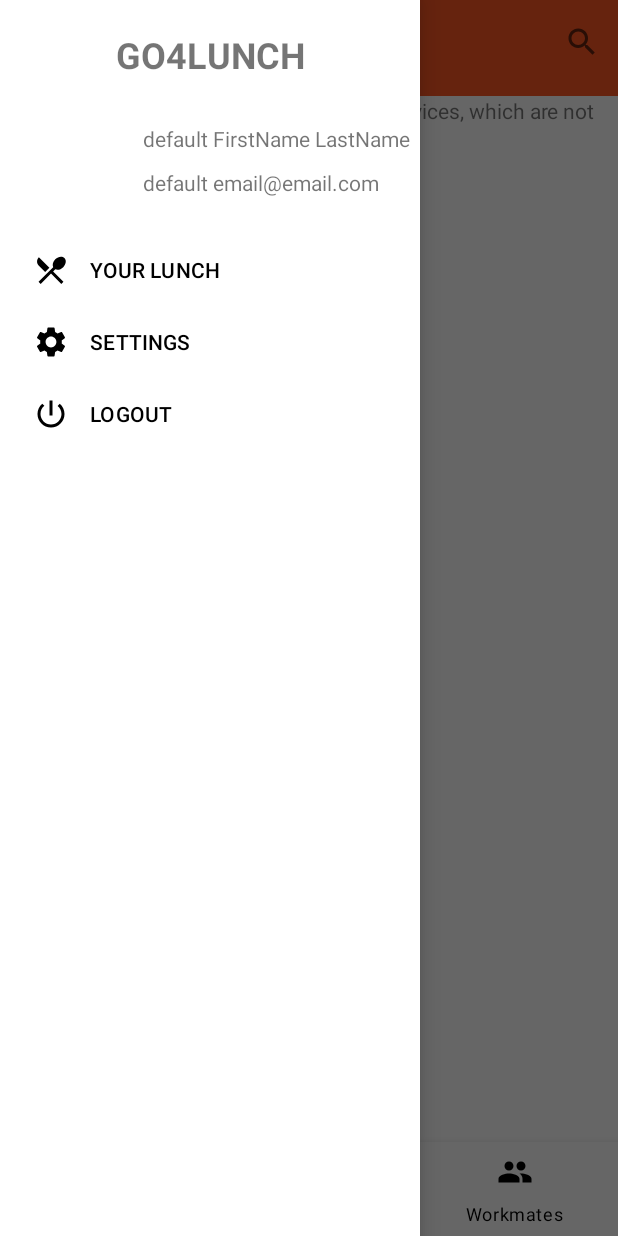
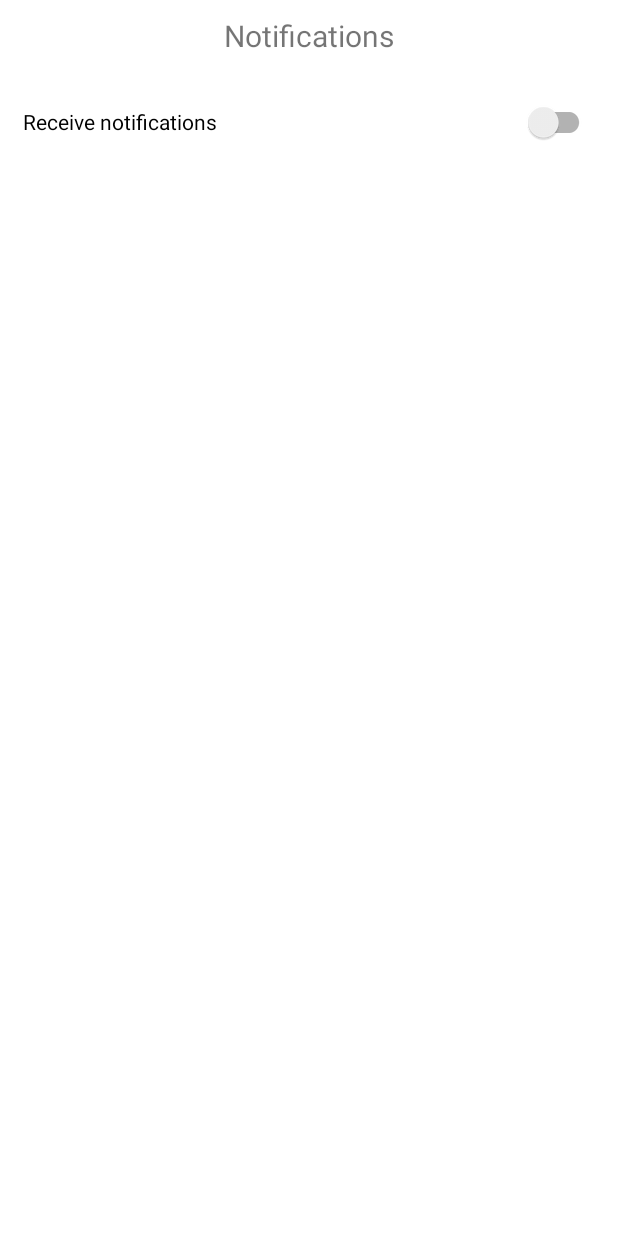
Before and after one commit to lioneldg/go4lunch, an Android app: the screen it shows after launch (MainActivity before the commit, SettingsActivity after it), after a tap on "SETTINGS", on a phone screen of 412 x 824 dp. Run offline under Robolectric (Android 15) with nearby library versions, the phone set to English and light mode, and no system bars; our stand-ins replace Firebase (no records; nobody signed in at launch, a user with empty details on screens opened directly); libraries missing offline, so code that uses them is left out: com.firebase.ui; pictures from the network do not load; 5 statements that could not run were skipped; 3 other taps on this screen came first.

Commit message:
feat: add SettingsActivity

```diff
--- a/app/src/main/AndroidManifest.xml
+++ b/app/src/main/AndroidManifest.xml
@@ -32,6 +32,7 @@
             </intent-filter>
         </activity>
         <activity android:name=".ui.SpotDetailActivity"/>
+        <activity android:name=".ui.SettingsActivity"/>
         <!-- NOTIFICATION SERVICE -->
         <service
             android:name=".notifications.NotificationsService"
--- a/app/src/main/java/com/example/go4lunch/notifications/NotificationsService.java
+++ b/app/src/main/java/com/example/go4lunch/notifications/NotificationsService.java
@@ -101,7 +101,7 @@ public class NotificationsService extends FirebaseMessagingService {
 
             // Show notification
             int NOTIFICATION_ID = 7;
-            String NOTIFICATION_TAG = "FIREBASEOC";
+            String NOTIFICATION_TAG = "FIREBASENOTIF";
             notificationManager.notify(NOTIFICATION_TAG, NOTIFICATION_ID, notificationBuilder.build());
         }
     }
--- a/app/src/main/java/com/example/go4lunch/ui/MainActivity.java
+++ b/app/src/main/java/com/example/go4lunch/ui/MainActivity.java
@@ -125,7 +125,11 @@ public class MainActivity extends AppCompatActivity implements RestaurantsListAd
             return false;
         });
 
-        settings.setOnMenuItemClickListener(menuItem -> false);
+        settings.setOnMenuItemClickListener(menuItem -> {
+            Intent settingsIntent = new Intent(MainActivity.this, SettingsActivity.class);
+            startActivity(settingsIntent);
+            return false;
+        });
 
         logout.setOnMenuItemClickListener(menuItem -> {
                    userManager.signOut(getApplicationContext()).addOnSuccessListener(task -> signIn());
--- /dev/null
+++ b/app/src/main/java/com/example/go4lunch/ui/SettingsActivity.java
@@ -0,0 +1,17 @@
+package com.example.go4lunch.ui;
+
+import android.os.Bundle;
+
+import androidx.annotation.Nullable;
+import androidx.appcompat.app.AppCompatActivity;
+
+import com.example.go4lunch.databinding.ActivitySettingsBinding;
+
+public class SettingsActivity extends AppCompatActivity {
+    @Override
+    protected void onCreate(@Nullable Bundle savedInstanceState) {
+        super.onCreate(savedInstanceState);
+        ActivitySettingsBinding binding = ActivitySettingsBinding.inflate(getLayoutInflater());
+        setContentView(binding.getRoot());
+    }
+}
--- /dev/null
+++ b/app/src/main/res/layout/activity_settings.xml
@@ -0,0 +1,27 @@
+<?xml version="1.0" encoding="utf-8"?>
+<LinearLayout xmlns:android="http://schemas.android.com/apk/res/android"
+    android:layout_width="match_parent"
+    android:layout_height="match_parent"
+    android:orientation="vertical"
+    android:id="@+id/settingsLinearLayout">
+
+
+    <TextView
+        android:id="@+id/settingsTitle"
+        android:layout_width="match_parent"
+        android:layout_height="wrap_content"
+        android:text="@string/notifications"
+        android:textAlignment="center"
+        android:textSize="20sp"
+        android:layout_marginTop="10dp"
+        android:layout_marginBottom="20dp"
+        />
+
+    <androidx.appcompat.widget.SwitchCompat
+        android:id="@+id/switchReceiveNotifications"
+        android:layout_width="match_parent"
+        android:layout_height="wrap_content"
+        android:text="@string/receive_notifications"
+        android:layout_marginHorizontal="15dp"
+      />
+</LinearLayout>
--- a/app/src/main/res/values-night/strings.xml
+++ b/app/src/main/res/values-night/strings.xml
@@ -31,4 +31,6 @@
     <string name="you_eat_alone">You will be alone</string>
     <string name="you_eat_to">You eat to</string>
     <string name="located_to">"Located to "</string>
+    <string name="notifications">Notifications</string>
+    <string name="receive_notifications">Receive notifications</string>
 </resources>
--- a/app/src/main/res/values/strings.xml
+++ b/app/src/main/res/values/strings.xml
@@ -43,4 +43,6 @@
     <string name="you_eat_alone">You will be alone</string>
     <string name="you_eat_to">"You eat to "</string>
     <string name="located_to">"Located to "</string>
+    <string name="notifications">Notifications</string>
+    <string name="receive_notifications">Receive notifications</string>
 </resources>
```
Also changed, not shown: 1 other file.
